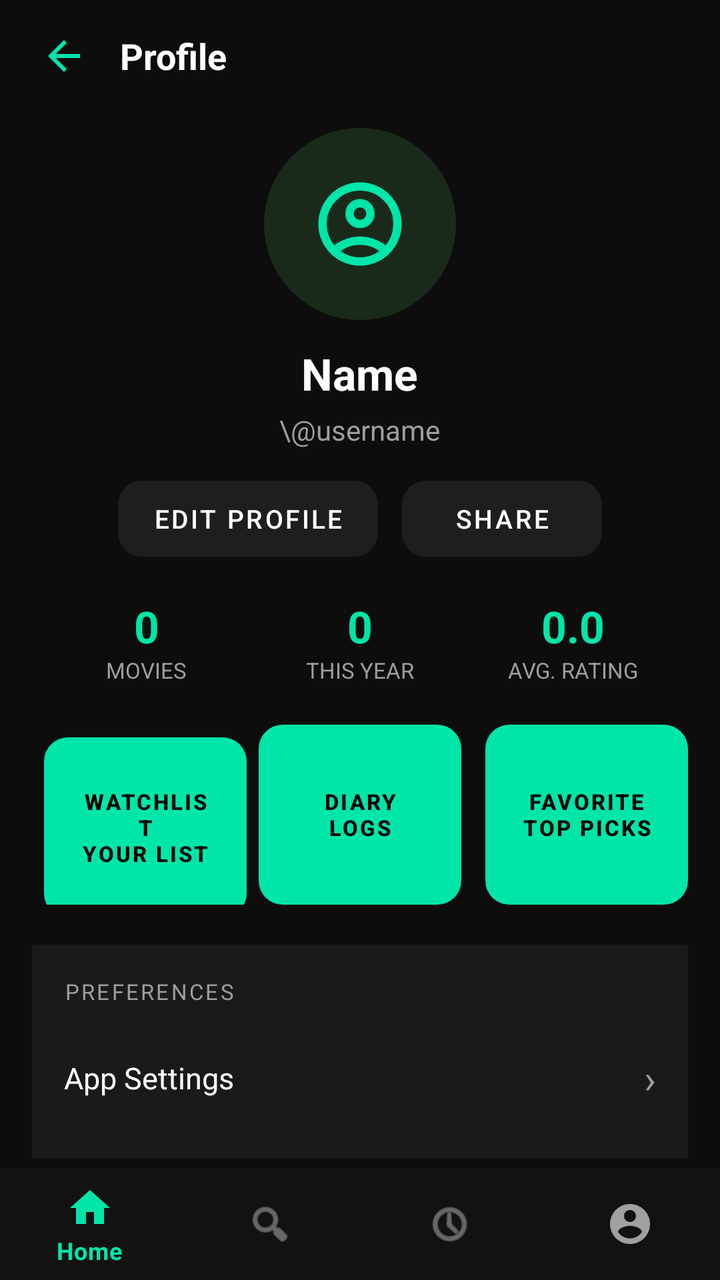
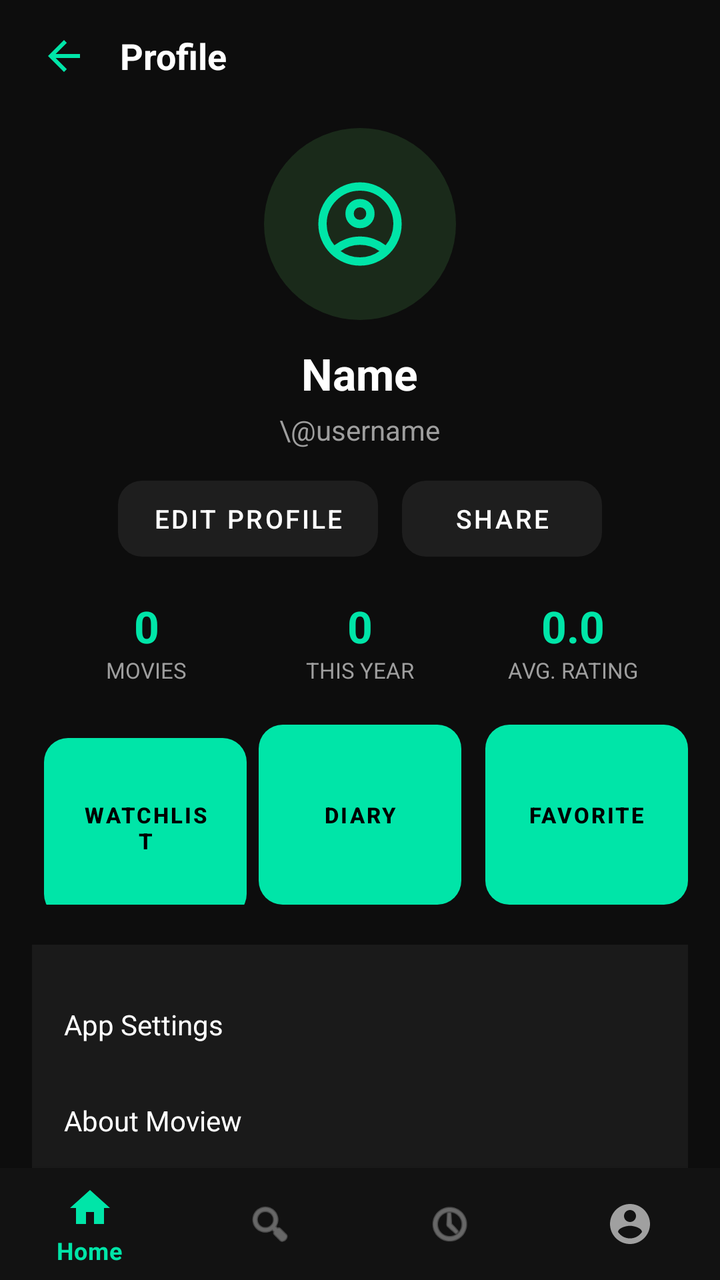

Before-and-after screenshots of an Android layout around one commit, followed by the original layout XML and the change that was made.
<!-- AndroidManifest.xml: activity theme Theme.MoviewApp.NoActionBar -->
<!-- res/layout/activity_profile.xml -->
<?xml version="1.0" encoding="utf-8"?>
<androidx.constraintlayout.widget.ConstraintLayout
    xmlns:android="http://schemas.android.com/apk/res/android"
    xmlns:app="http://schemas.android.com/apk/res-auto"
    android:layout_width="match_parent"
    android:layout_height="match_parent"
    android:background="#0D0D0D">

    <androidx.core.widget.NestedScrollView
        android:id="@+id/scrollProfile"
        android:layout_width="0dp"
        android:layout_height="0dp"
        android:fillViewport="true"
        app:layout_constraintTop_toTopOf="parent"
        app:layout_constraintBottom_toTopOf="@id/bottomNavigation"
        app:layout_constraintStart_toStartOf="parent"
        app:layout_constraintEnd_toEndOf="parent">

        <LinearLayout
            android:layout_width="match_parent"
            android:layout_height="wrap_content"
            android:orientation="vertical">

            
            <LinearLayout
                android:layout_width="match_parent"
                android:layout_height="56dp"
                android:orientation="horizontal"
                android:gravity="center_vertical"
                android:paddingStart="8dp"
                android:paddingEnd="16dp">

                <ImageButton
                    android:id="@+id/btnBack"
                    android:layout_width="48dp"
                    android:layout_height="48dp"
                    android:src="@drawable/ic_back"
                    android:background="?attr/selectableItemBackgroundBorderless"
                    android:contentDescription="Back"
                    app:tint="#00E5A8" />

                <TextView
                    android:layout_width="wrap_content"
                    android:layout_height="wrap_content"
                    android:text="Profile"
                    android:textColor="#FFFFFF"
                    android:textSize="18sp"
                    android:textStyle="bold"
                    android:layout_marginStart="4dp" />
            </LinearLayout>

            
            <LinearLayout
                android:layout_width="match_parent"
                android:layout_height="wrap_content"
                android:orientation="vertical"
                android:gravity="center"
                android:paddingTop="8dp"
                android:paddingBottom="20dp">

                <ImageView
                    android:id="@+id/ivProfilePhoto"
                    android:layout_width="96dp"
                    android:layout_height="96dp"
                    android:src="@drawable/outline_account_circle_50"
                    android:background="@drawable/bg_avatar_circle"
                    android:padding="8dp"
                    android:scaleType="centerInside"
                    app:tint="#00E5A8" />

                <TextView
                    android:id="@+id/tvProfileName"
                    android:layout_width="wrap_content"
                    android:layout_height="wrap_content"
                    android:text="Name"
                    android:textColor="#FFFFFF"
                    android:textSize="22sp"
                    android:textStyle="bold"
                    android:layout_marginTop="12dp" />

                <TextView
                    android:id="@+id/tvUsername"
                    android:layout_width="wrap_content"
                    android:layout_height="wrap_content"
                    android:text="\@username"
                    android:textColor="#9E9E9E"
                    android:textSize="14sp"
                    android:layout_marginTop="4dp" />

                
                <LinearLayout
                    android:layout_width="wrap_content"
                    android:layout_height="wrap_content"
                    android:orientation="horizontal"
                    android:layout_marginTop="16dp">

                    <Button
                        android:id="@+id/btnEditProfile"
                        android:layout_width="130dp"
                        android:layout_height="38dp"
                        android:text="Edit Profile"
                        android:textColor="#FFFFFF"
                        android:textSize="13sp"
                        android:background="@drawable/bg_button_dark"
                        android:stateListAnimator="@null" />

                    <Button
                        android:id="@+id/btnShare"
                        android:layout_width="100dp"
                        android:layout_height="38dp"
                        android:layout_marginStart="12dp"
                        android:text="Share"
                        android:textColor="#FFFFFF"
                        android:textSize="13sp"
                        android:background="@drawable/bg_button_dark"
                        android:stateListAnimator="@null" />
                </LinearLayout>
            </LinearLayout>

            
            <LinearLayout
                android:layout_width="match_parent"
                android:layout_height="wrap_content"
                android:orientation="horizontal"
                android:paddingStart="20dp"
                android:paddingEnd="20dp"
                android:paddingBottom="20dp">

                <LinearLayout
                    android:layout_width="0dp"
                    android:layout_height="wrap_content"
                    android:layout_weight="1"
                    android:orientation="vertical"
                    android:gravity="center">

                    <TextView
                        android:id="@+id/tvMovieCount"
                        android:layout_width="wrap_content"
                        android:layout_height="wrap_content"
                        android:text="0"
                        android:textColor="#00E5A8"
                        android:textSize="22sp"
                        android:textStyle="bold" />

                    <TextView
                        android:layout_width="wrap_content"
                        android:layout_height="wrap_content"
                        android:text="MOVIES"
                        android:textColor="#9E9E9E"
                        android:textSize="11sp" />
                </LinearLayout>

                <LinearLayout
                    android:layout_width="0dp"
                    android:layout_height="wrap_content"
                    android:layout_weight="1"
                    android:orientation="vertical"
                    android:gravity="center">

                    <TextView
                        android:id="@+id/tvThisYear"
                        android:layout_width="wrap_content"
                        android:layout_height="wrap_content"
                        android:text="0"
                        android:textColor="#00E5A8"
                        android:textSize="22sp"
                        android:textStyle="bold" />

                    <TextView
                        android:layout_width="wrap_content"
                        android:layout_height="wrap_content"
                        android:text="THIS YEAR"
                        android:textColor="#9E9E9E"
                        android:textSize="11sp" />
                </LinearLayout>

                <LinearLayout
                    android:layout_width="0dp"
                    android:layout_height="wrap_content"
                    android:layout_weight="1"
                    android:orientation="vertical"
                    android:gravity="center">

                    <TextView
                        android:id="@+id/tvAvgRating"
                        android:layout_width="wrap_content"
                        android:layout_height="wrap_content"
                        android:text="0.0"
                        android:textColor="#00E5A8"
                        android:textSize="22sp"
                        android:textStyle="bold" />

                    <TextView
                        android:layout_width="wrap_content"
                        android:layout_height="wrap_content"
                        android:text="AVG. RATING"
                        android:textColor="#9E9E9E"
                        android:textSize="11sp" />
                </LinearLayout>
            </LinearLayout>

            
            <LinearLayout
                android:layout_width="match_parent"
                android:layout_height="wrap_content"
                android:orientation="horizontal"
                android:paddingStart="16dp"
                android:paddingEnd="16dp"
                android:paddingBottom="20dp">

                <Button
                    android:id="@+id/btnWatchlist"
                    android:layout_width="0dp"
                    android:layout_height="90dp"
                    android:layout_marginStart="6dp"
                    android:layout_marginEnd="6dp"
                    android:layout_weight="1"
                    android:background="@drawable/bg_button_menu"
                    android:stateListAnimator="@null"
                    android:text="WATCHLIST\nYour List"
                    android:textColor="#000000"
                    android:textSize="11sp"
                    android:textStyle="bold" />

                <Button
                    android:id="@+id/btnDiary"
                    android:layout_width="0dp"
                    android:layout_height="90dp"
                    android:layout_weight="1"
                    android:layout_marginEnd="6dp"
                    android:text="DIARY\nLogs"
                    android:textColor="#000000"
                    android:textSize="11sp"
                    android:textStyle="bold"
                    android:background="@drawable/bg_button_menu"
                    android:stateListAnimator="@null" />

                <Button
                    android:id="@+id/btnFavorite"
                    android:layout_width="0dp"
                    android:layout_height="90dp"
                    android:layout_weight="1"
                    android:layout_marginStart="6dp"
                    android:text="FAVORITE\nTop Picks"
                    android:textColor="#000000"
                    android:textSize="11sp"
                    android:textStyle="bold"
                    android:background="@drawable/bg_button_menu"
                    android:stateListAnimator="@null" />
            </LinearLayout>

            
            <LinearLayout
                android:layout_width="match_parent"
                android:layout_height="wrap_content"
                android:orientation="vertical"
                android:background="#1A1A1A"
                android:layout_marginStart="16dp"
                android:layout_marginEnd="16dp"
                android:layout_marginBottom="12dp"
                android:padding="16dp">

                <TextView
                    android:layout_width="wrap_content"
                    android:layout_height="wrap_content"
                    android:text="PREFERENCES"
                    android:textColor="#9E9E9E"
                    android:textSize="11sp"
                    android:letterSpacing="0.1"
                    android:layout_marginBottom="12dp" />

                <LinearLayout
                    android:id="@+id/rowAppSettings"
                    android:layout_width="match_parent"
                    android:layout_height="48dp"
                    android:orientation="horizontal"
                    android:gravity="center_vertical"
                    android:clickable="true"
                    android:focusable="true">

                    <TextView
                        android:layout_width="0dp"
                        android:layout_height="wrap_content"
                        android:layout_weight="1"
                        android:text="App Settings"
                        android:textColor="#FFFFFF"
                        android:textSize="15sp" />

                    <TextView
                        android:layout_width="wrap_content"
                        android:layout_height="wrap_content"
                        android:text="›"
                        android:textColor="#9E9E9E"
                        android:textSize="20sp" />
                </LinearLayout>
            </LinearLayout>

            
            <LinearLayout
                android:layout_width="match_parent"
                android:layout_height="wrap_content"
                android:orientation="vertical"
                android:background="#1A1A1A"
                android:layout_marginStart="16dp"
                android:layout_marginEnd="16dp"
                android:layout_marginBottom="16dp"
                android:padding="16dp">

                <TextView
                    android:layout_width="wrap_content"
                    android:layout_height="wrap_content"
                    android:text="APPLICATION"
                    android:textColor="#9E9E9E"
                    android:textSize="11sp"
                    android:letterSpacing="0.1"
                    android:layout_marginBottom="12dp" />

                <LinearLayout
                    android:id="@+id/rowAbout"
                    android:layout_width="match_parent"
                    android:layout_height="48dp"
                    android:orientation="horizontal"
                    android:gravity="center_vertical"
                    android:clickable="true"
                    android:focusable="true">

                    <TextView
                        android:layout_width="0dp"
                        android:layout_height="wrap_content"
                        android:layout_weight="1"
                        android:text="About Moview"
                        android:textColor="#FFFFFF"
                        android:textSize="15sp" />

                    <TextView
                        android:layout_width="wrap_content"
                        android:layout_height="wrap_content"
                        android:text="›"
                        android:textColor="#9E9E9E"
                        android:textSize="20sp" />
                </LinearLayout>

                <View
                    android:layout_width="match_parent"
                    android:layout_height="1dp"
                    android:background="#2A2A2A" />

                <LinearLayout
                    android:layout_width="match_parent"
                    android:layout_height="48dp"
                    android:orientation="horizontal"
                    android:gravity="center_vertical">

                    <TextView
                        android:layout_width="0dp"
                        android:layout_height="wrap_content"
                        android:layout_weight="1"
                        android:text="Version"
                        android:textColor="#FFFFFF"
                        android:textSize="15sp" />

                    <TextView
                        android:layout_width="wrap_content"
                        android:layout_height="wrap_content"
                        android:text="v2.4.1-stable"
                        android:textColor="#9E9E9E"
                        android:textSize="13sp" />
                </LinearLayout>

                <View
                    android:layout_width="match_parent"
                    android:layout_height="1dp"
                    android:background="#2A2A2A" />

                <LinearLayout
                    android:id="@+id/rowLogOut"
                    android:layout_width="match_parent"
                    android:layout_height="48dp"
                    android:orientation="horizontal"
                    android:gravity="center_vertical"
                    android:clickable="true"
                    android:focusable="true">

                    <TextView
                        android:layout_width="0dp"
                        android:layout_height="wrap_content"
                        android:layout_weight="1"
                        android:text="Log Out"
                        android:textColor="#F44336"
                        android:textSize="15sp" />

                    <TextView
                        android:layout_width="wrap_content"
                        android:layout_height="wrap_content"
                        android:text="›"
                        android:textColor="#F44336"
                        android:textSize="20sp" />
                </LinearLayout>
            </LinearLayout>

            <TextView
                android:layout_width="match_parent"
                android:layout_height="wrap_content"
                android:text="Powered by TMDB API. All rights reserved."
                android:textColor="#616161"
                android:textSize="11sp"
                android:gravity="center"
                android:paddingBottom="16dp" />

        </LinearLayout>
    </androidx.core.widget.NestedScrollView>

    <com.google.android.material.bottomnavigation.BottomNavigationView
        android:id="@+id/bottomNavigation"
        android:layout_width="0dp"
        android:layout_height="wrap_content"
        android:background="#121212"
        app:itemIconTint="@color/bottom_nav_color"
        app:itemTextColor="@color/bottom_nav_color"
        app:menu="@menu/bottom_nav_menu"
        app:layout_constraintBottom_toBottomOf="parent"
        app:layout_constraintStart_toStartOf="parent"
        app:layout_constraintEnd_toEndOf="parent" />

</androidx.constraintlayout.widget.ConstraintLayout>
<!-- resources referenced by this layout -->
<resources>
  <!-- drawable bg_avatar_circle (drawable) -->
  <?xml version="1.0" encoding="utf-8"?>
  <shape xmlns:android="http://schemas.android.com/apk/res/android"
      android:shape="oval">
      <solid android:color="#1A2A1A" />
  </shape>
  <!-- drawable bg_button_dark (drawable) -->
  <?xml version="1.0" encoding="utf-8"?>
  <shape xmlns:android="http://schemas.android.com/apk/res/android"
      android:shape="rectangle">
      <solid android:color="#1E1E1E" />
      <corners android:radius="12dp" />
  </shape>
  <!-- drawable bg_button_menu (drawable) -->
  <?xml version="1.0" encoding="utf-8"?>
  <shape xmlns:android="http://schemas.android.com/apk/res/android"
      android:shape="rectangle">
      <solid android:color="#00E5A8" />
      <corners android:radius="12dp" />
  </shape>
  <!-- drawable ic_back (drawable) -->
  <vector xmlns:android="http://schemas.android.com/apk/res/android"
      android:width="24dp"
      android:height="24dp"
      android:viewportWidth="24"
      android:viewportHeight="24">
  
      <path
          android:fillColor="#FFFFFF"
          android:pathData="M20,11H7.83L13.42,5.41L12,4L4,12L12,20L13.41,18.59L7.83,13H20V11Z"/>
  </vector>
  <!-- drawable outline_account_circle_50 (drawable) -->
  <vector xmlns:android="http://schemas.android.com/apk/res/android" android:height="50dp" android:tint="#9D9D9D" android:viewportHeight="960" android:viewportWidth="960" android:width="50dp">
        
      <path android:fillColor="@android:color/white" android:pathData="M234,684Q285,645 348,622.5Q411,600 480,600Q549,600 612,622.5Q675,645 726,684Q761,643 780.5,591Q800,539 800,480Q800,347 706.5,253.5Q613,160 480,160Q347,160 253.5,253.5Q160,347 160,480Q160,539 179.5,591Q199,643 234,684ZM380.5,479.5Q340,439 340,380Q340,321 380.5,280.5Q421,240 480,240Q539,240 579.5,280.5Q620,321 620,380Q620,439 579.5,479.5Q539,520 480,520Q421,520 380.5,479.5ZM480,880Q397,880 324,848.5Q251,817 197,763Q143,709 111.5,636Q80,563 80,480Q80,397 111.5,324Q143,251 197,197Q251,143 324,111.5Q397,80 480,80Q563,80 636,111.5Q709,143 763,197Q817,251 848.5,324Q880,397 880,480Q880,563 848.5,636Q817,709 763,763Q709,817 636,848.5Q563,880 480,880ZM580,784.5Q627,769 666,740Q627,711 580,695.5Q533,680 480,680Q427,680 380,695.5Q333,711 294,740Q333,769 380,784.5Q427,800 480,800Q533,800 580,784.5ZM523,423Q540,406 540,380Q540,354 523,337Q506,320 480,320Q454,320 437,337Q420,354 420,380Q420,406 437,423Q454,440 480,440Q506,440 523,423ZM480,380Q480,380 480,380Q480,380 480,380Q480,380 480,380Q480,380 480,380Q480,380 480,380Q480,380 480,380Q480,380 480,380Q480,380 480,380ZM480,740Q480,740 480,740Q480,740 480,740Q480,740 480,740Q480,740 480,740Q480,740 480,740Q480,740 480,740Q480,740 480,740Q480,740 480,740Z"/>
      
  </vector>
  <style name="Theme.MoviewApp.NoActionBar" parent="Theme.MaterialComponents.DayNight.NoActionBar">
          <item name="colorPrimary">#00E5A8</item>
          <item name="colorPrimaryVariant">#00E5A8</item>
          <item name="colorOnPrimary">@color/black</item>
          <item name="colorSecondary">@color/teal_200</item>
          <item name="colorSecondaryVariant">@color/teal_700</item>
          <item name="colorOnSecondary">@color/black</item>
          <item name="android:statusBarColor">?attr/colorPrimaryVariant</item>
  
          
          <item name="materialButtonStyle">@style/Widget.MoviewApp.Button</item>
      </style>
  <color name="black">#FF000000</color>
  <color name="teal_200">#FF03DAC5</color>
  <color name="teal_700">#FF018786</color>
  <style name="Widget.MoviewApp.Button" parent="Widget.MaterialComponents.Button">
          <item name="backgroundTint">@null</item>
      </style>
</resources>

<!-- the commit's change to res/layout/activity_profile.xml (unified diff, before → after) -->
@@ -21,7 +21,6 @@
             android:layout_height="wrap_content"
             android:orientation="vertical">
 
-            
             <LinearLayout
                 android:layout_width="match_parent"
                 android:layout_height="56dp"
@@ -49,7 +48,6 @@
                     android:layout_marginStart="4dp" />
             </LinearLayout>
 
-            
             <LinearLayout
                 android:layout_width="match_parent"
                 android:layout_height="wrap_content"
@@ -82,12 +80,10 @@
                     android:id="@+id/tvUsername"
                     android:layout_width="wrap_content"
                     android:layout_height="wrap_content"
-                    android:text="\@username"
-                    android:textColor="#9E9E9E"
+                    android:text="\@username"  android:textColor="#9E9E9E"
                     android:textSize="14sp"
                     android:layout_marginTop="4dp" />
 
-                
                 <LinearLayout
                     android:layout_width="wrap_content"
                     android:layout_height="wrap_content"
@@ -117,7 +113,6 @@
                 </LinearLayout>
             </LinearLayout>
 
-            
             <LinearLayout
                 android:layout_width="match_parent"
                 android:layout_height="wrap_content"
@@ -199,7 +194,6 @@
                 </LinearLayout>
             </LinearLayout>
 
-            
             <LinearLayout
                 android:layout_width="match_parent"
                 android:layout_height="wrap_content"
@@ -217,7 +211,7 @@
                     android:layout_weight="1"
                     android:background="@drawable/bg_button_menu"
                     android:stateListAnimator="@null"
-                    android:text="WATCHLIST\nYour List"
+                    android:text="WATCHLIST"
                     android:textColor="#000000"
                     android:textSize="11sp"
                     android:textStyle="bold" />
@@ -228,7 +222,7 @@
                     android:layout_height="90dp"
                     android:layout_weight="1"
                     android:layout_marginEnd="6dp"
-                    android:text="DIARY\nLogs"
+                    android:text="DIARY"
                     android:textColor="#000000"
                     android:textSize="11sp"
                     android:textStyle="bold"
@@ -241,7 +235,7 @@
                     android:layout_height="90dp"
                     android:layout_weight="1"
                     android:layout_marginStart="6dp"
-                    android:text="FAVORITE\nTop Picks"
+                    android:text="FAVORITE"
                     android:textColor="#000000"
                     android:textSize="11sp"
                     android:textStyle="bold"
@@ -249,7 +243,6 @@
                     android:stateListAnimator="@null" />
             </LinearLayout>
 
-            
             <LinearLayout
                 android:layout_width="match_parent"
                 android:layout_height="wrap_content"
@@ -257,17 +250,7 @@
                 android:background="#1A1A1A"
                 android:layout_marginStart="16dp"
                 android:layout_marginEnd="16dp"
-                android:layout_marginBottom="12dp"
                 android:padding="16dp">
-
-                <TextView
-                    android:layout_width="wrap_content"
-                    android:layout_height="wrap_content"
-                    android:text="PREFERENCES"
-                    android:textColor="#9E9E9E"
-                    android:textSize="11sp"
-                    android:letterSpacing="0.1"
-                    android:layout_marginBottom="12dp" />
 
                 <LinearLayout
                     android:id="@+id/rowAppSettings"
@@ -277,43 +260,8 @@
                     android:gravity="center_vertical"
                     android:clickable="true"
                     android:focusable="true">
-
-                    <TextView
-                        android:layout_width="0dp"
-                        android:layout_height="wrap_content"
-                        android:layout_weight="1"
-                        android:text="App Settings"
-                        android:textColor="#FFFFFF"
-                        android:textSize="15sp" />
-
-                    <TextView
-                        android:layout_width="wrap_content"
-                        android:layout_height="wrap_content"
-                        android:text="›"
-                        android:textColor="#9E9E9E"
-                        android:textSize="20sp" />
-                </LinearLayout>
-            </LinearLayout>
-
-            
-            <LinearLayout
-                android:layout_width="match_parent"
-                android:layout_height="wrap_content"
-                android:orientation="vertical"
-                android:background="#1A1A1A"
-                android:layout_marginStart="16dp"
-                android:layout_marginEnd="16dp"
-                android:layout_marginBottom="16dp"
-                android:padding="16dp">
-
-                <TextView
-                    android:layout_width="wrap_content"
-                    android:layout_height="wrap_content"
-                    android:text="APPLICATION"
-                    android:textColor="#9E9E9E"
-                    android:textSize="11sp"
-                    android:letterSpacing="0.1"
-                    android:layout_marginBottom="12dp" />
+                    <TextView android:layout_width="0dp" android:layout_height="wrap_content" android:layout_weight="1" android:text="App Settings" android:textColor="#FFFFFF" />
+                </LinearLayout>
 
                 <LinearLayout
                     android:id="@+id/rowAbout"
@@ -323,54 +271,8 @@
                     android:gravity="center_vertical"
                     android:clickable="true"
                     android:focusable="true">
-
-                    <TextView
-                        android:layout_width="0dp"
-                        android:layout_height="wrap_content"
-                        android:layout_weight="1"
-                        android:text="About Moview"
-                        android:textColor="#FFFFFF"
-                        android:textSize="15sp" />
-
-                    <TextView
-                        android:layout_width="wrap_content"
-                        android:layout_height="wrap_content"
-                        android:text="›"
-                        android:textColor="#9E9E9E"
-                        android:textSize="20sp" />
-                </LinearLayout>
-
-                <View
-                    android:layout_width="match_parent"
-                    android:layout_height="1dp"
-                    android:background="#2A2A2A" />
-
-                <LinearLayout
-                    android:layout_width="match_parent"
-                    android:layout_height="48dp"
-                    android:orientation="horizontal"
-                    android:gravity="center_vertical">
-
-                    <TextView
-                        android:layout_width="0dp"
-                        android:layout_height="wrap_content"
-                        android:layout_weight="1"
-                        android:text="Version"
-                        android:textColor="#FFFFFF"
-                        android:textSize="15sp" />
-
-                    <TextView
-                        android:layout_width="wrap_content"
-                        android:layout_height="wrap_content"
-                        android:text="v2.4.1-stable"
-                        android:textColor="#9E9E9E"
-                        android:textSize="13sp" />
-                </LinearLayout>
-
-                <View
-                    android:layout_width="match_parent"
-                    android:layout_height="1dp"
-                    android:background="#2A2A2A" />
+                    <TextView android:layout_width="0dp" android:layout_height="wrap_content" android:layout_weight="1" android:text="About Moview" android:textColor="#FFFFFF" />
+                </LinearLayout>
 
                 <LinearLayout
                     android:id="@+id/rowLogOut"
@@ -380,32 +282,9 @@
                     android:gravity="center_vertical"
                     android:clickable="true"
                     android:focusable="true">
-
-                    <TextView
-                        android:layout_width="0dp"
-                        android:layout_height="wrap_content"
-                        android:layout_weight="1"
-                        android:text="Log Out"
-                        android:textColor="#F44336"
-                        android:textSize="15sp" />
-
-                    <TextView
-                        android:layout_width="wrap_content"
-                        android:layout_height="wrap_content"
-                        android:text="›"
-                        android:textColor="#F44336"
-                        android:textSize="20sp" />
-                </LinearLayout>
-            </LinearLayout>
-
-            <TextView
-                android:layout_width="match_parent"
-                android:layout_height="wrap_content"
-                android:text="Powered by TMDB API. All rights reserved."
-                android:textColor="#616161"
-                android:textSize="11sp"
-                android:gravity="center"
-                android:paddingBottom="16dp" />
+                    <TextView android:layout_width="0dp" android:layout_height="wrap_content" android:layout_weight="1" android:text="Log Out" android:textColor="#F44336" />
+                </LinearLayout>
+            </LinearLayout>
 
         </LinearLayout>
     </androidx.core.widget.NestedScrollView>
